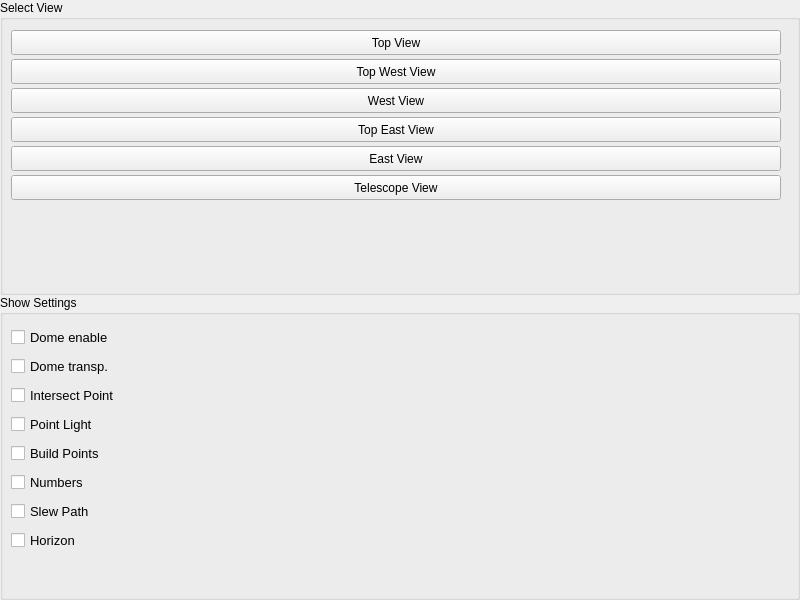
The window that mw4/gui/widgets/simulator.ui (mworion/MountWizzard4) describes before a commit, drawn with Qt 5.
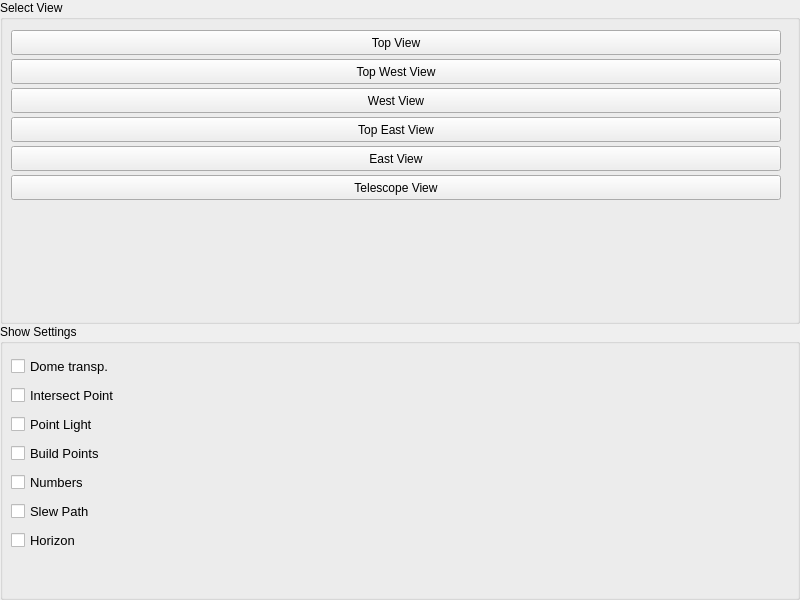
The same window after the commit.

Commit message: adjusted dome behaviour, materials

```diff
--- a/mw4/gui/widgets/simulator.ui
+++ b/mw4/gui/widgets/simulator.ui
@@ -233,30 +233,6 @@
         <property name="bottomMargin">
          <number>4</number>
         </property>
-        <item>
-         <widget class="QCheckBox" name="checkDomeEnable">
-          <property name="sizePolicy">
-           <sizepolicy hsizetype="Preferred" vsizetype="Preferred">
-            <horstretch>0</horstretch>
-            <verstretch>0</verstretch>
-           </sizepolicy>
-          </property>
-          <property name="minimumSize">
-           <size>
-            <width>100</width>
-            <height>25</height>
-           </size>
-          </property>
-          <property name="font">
-           <font>
-            <pointsize>10</pointsize>
-           </font>
-          </property>
-          <property name="text">
-           <string>Dome enable</string>
-          </property>
-         </widget>
-        </item>
         <item>
          <widget class="QCheckBox" name="checkDomeTransparent">
           <property name="sizePolicy">
```
Left out of the diff: 7 changed lines with no effect on the pictures. The commit also changes 7 other files.
